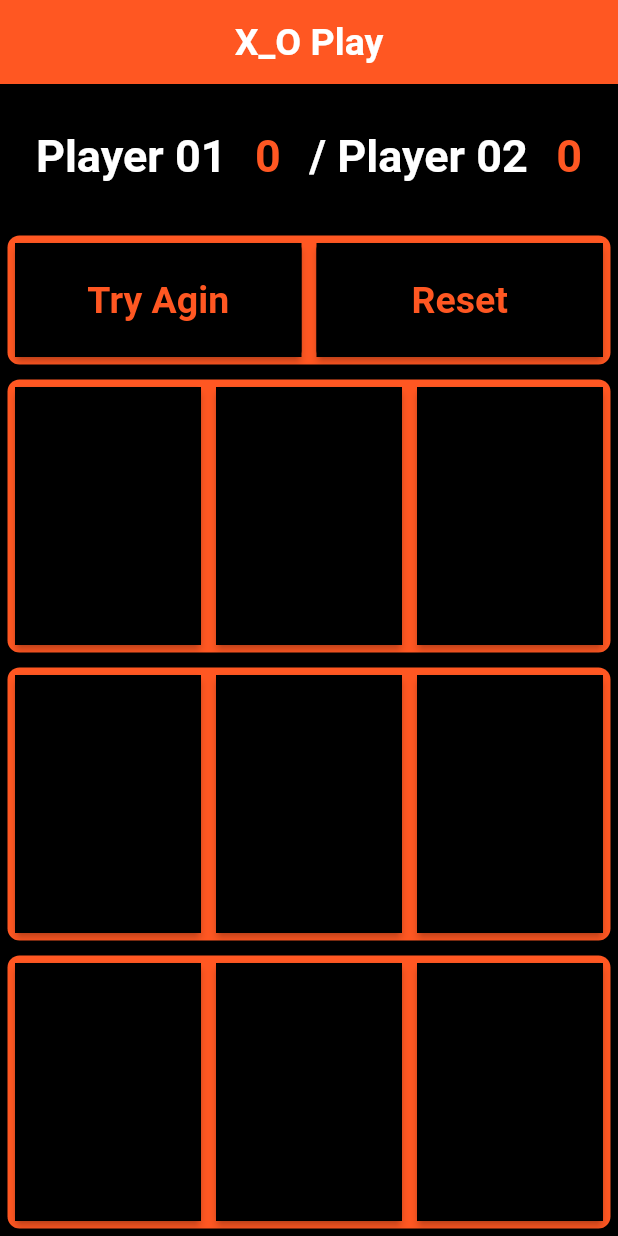
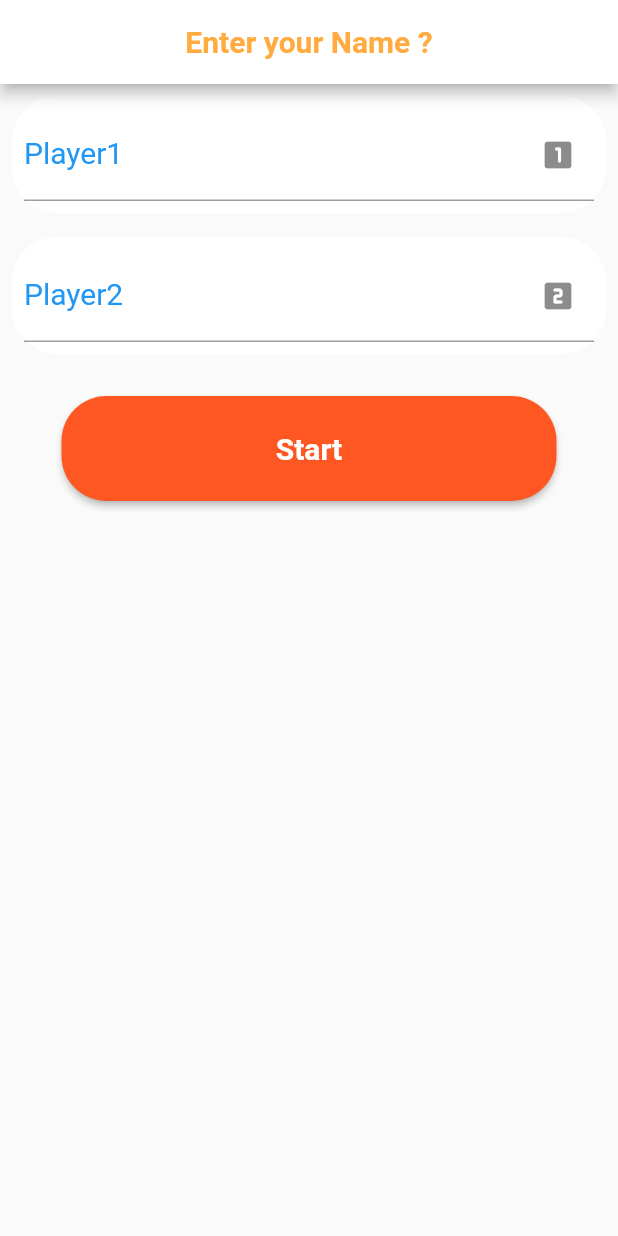
Before and after one commit to moooooo007/xo_game, a Flutter app: the screen it shows after launch, on a phone screen of 412 x 824 dp. Run offline on Flutter 3.47's test engine with Material 2 defaults, Android fonts, the phone set to English and light mode, and no system bars.

Commit message:
login Screen

```diff
--- a/lib/XO_Play/Button.dart
+++ b/lib/XO_Play/Button.dart
@@ -23,7 +23,7 @@ class Button extends StatelessWidget {
              ButtonClick(index);
             },
 
-            child: Text("$namebutton",style: TextStyle(fontSize: 25,fontWeight: FontWeight.bold,color: Colors.deepOrange),),
+            child: Text("$namebutton",style: TextStyle(fontSize: 25,fontWeight: FontWeight.bold,color: namebutton == "X" ?Colors.deepOrange:Colors.white),),
 
           ),
     ),
--- a/lib/XO_Play/PlayScreen.dart
+++ b/lib/XO_Play/PlayScreen.dart
@@ -2,23 +2,31 @@ import 'package:flutter/cupertino.dart';
 import 'package:flutter/material.dart';
 import 'package:xo_game/XO_Play/Button.dart';
 import 'package:xo_game/XO_Play/resetbutton.dart';
+
 class PlayScreen extends StatefulWidget {
+
     @override
   State<PlayScreen> createState() => _PlayScreenState();
 }
 
 class _PlayScreenState extends State<PlayScreen> {
+  static var RouteName = "PlayScreen";
   List <String> symbol = ["","","","","","","","",""];
   int player1 = 0;
   int player2 = 0;
-  @override
+  String? playername1;
+  String? playername2;
+   @override
   Widget build(BuildContext context) {
+     var args = ModalRoute.of(context)?.settings.arguments as playarscreengs ;
+     playername1 = args.player1name;
+     playername2 = args.player2name;
     return MaterialApp(
       home: Scaffold(
         backgroundColor: Colors.black,
        appBar: AppBar(
           backgroundColor: Colors.deepOrange,
-          title: Text("X_O Play",style: TextStyle(fontSize: 25,fontWeight: FontWeight.bold),),
+          title: const Text("X_O Play",style: TextStyle(fontSize: 25,fontWeight: FontWeight.bold),),
           centerTitle: true,
         ),
         body: (
@@ -28,7 +36,7 @@ class _PlayScreenState extends State<PlayScreen> {
           flex: 1,
           child: Container(
             height: 40,
-            margin: EdgeInsets.all(5),
+            margin: const EdgeInsets.all(5),
             alignment: Alignment.center,
             decoration: BoxDecoration(
               color: Colors.black,
@@ -38,10 +46,10 @@ class _PlayScreenState extends State<PlayScreen> {
               mainAxisAlignment: MainAxisAlignment.spaceEvenly,
                             children: [
 
-              Text("Player 01",style: TextStyle(fontSize: 30,fontWeight: FontWeight.bold,color: Colors.white,),textAlign: TextAlign.center,),
-              Text("$player1",style: TextStyle(fontSize: 30,fontWeight: FontWeight.bold,color: Colors.deepOrange),textAlign: TextAlign.center,),
-              Text("/ Player 02",style: TextStyle(fontSize: 30,fontWeight: FontWeight.bold,color: Colors.white),textAlign: TextAlign.center,),
-              Text("$player2",style: TextStyle(fontSize: 30,fontWeight: FontWeight.bold,color: Colors.deepOrange),textAlign: TextAlign.center,)
+              Text("$playername1",style: const TextStyle(fontSize: 30,fontWeight: FontWeight.bold,color: Colors.white,),textAlign: TextAlign.center,),
+              Text("$player1",style: const TextStyle(fontSize: 30,fontWeight: FontWeight.bold,color: Colors.deepOrange),textAlign: TextAlign.center,),
+              Text("/ $playername2",style: const TextStyle(fontSize: 30,fontWeight: FontWeight.bold,color: Colors.white),textAlign: TextAlign.center,),
+              Text("$player2",style: const TextStyle(fontSize: 30,fontWeight: FontWeight.bold,color: Colors.deepOrange),textAlign: TextAlign.center,)
 
             ],
       ),
@@ -51,7 +59,7 @@ class _PlayScreenState extends State<PlayScreen> {
           flex: 1,
               child: Container(
                 height: 40,
-                margin: EdgeInsets.all(5),
+                margin: const EdgeInsets.all(5),
                 alignment: Alignment.center,
                 decoration: BoxDecoration(
                     color: Colors.deepOrange,
@@ -66,11 +74,41 @@ class _PlayScreenState extends State<PlayScreen> {
                 ),
               ),
             ),
+        Expanded(child: Row(
+          mainAxisAlignment: MainAxisAlignment.spaceEvenly,
+          children: [
+            Container(
+              width: 100,
+              height: 80,
+              padding: const EdgeInsets.all(20),
+              child: Expanded(
+                child: ElevatedButton(
+                  style: ElevatedButton.styleFrom(
+                    onPrimary: Colors.white,
+                    primary: Colors.deepOrange,
+                    minimumSize: const Size(330, 70),
+                    shape: const RoundedRectangleBorder(
+                      borderRadius: BorderRadius.all(
+                        Radius.circular(30),
+                      ),
+                    ),
+                  ),
+                  onPressed: (){
+                    Navigator.pushNamed(context, "login",
+                        arguments:playarscreengs(player1name: "", player2name: "") );
+                  },
+                  child: const Text("New Game",style: TextStyle(fontSize: 20,fontWeight: FontWeight.bold),),
+                ),
+              ),
+            ),
+          ],
+        )),
+
         Expanded(
               flex: 2,
               child: Container(
                 height: 40,
-                margin: EdgeInsets.all(5),
+                margin: const EdgeInsets.all(5),
                 alignment: Alignment.center,
                 decoration: BoxDecoration(
                     color: Colors.deepOrange,
@@ -90,7 +128,7 @@ class _PlayScreenState extends State<PlayScreen> {
           flex: 2,
               child: Container(
                 height: 40,
-                margin: EdgeInsets.all(5),
+                margin: const EdgeInsets.all(5),
                 alignment: Alignment.center,
                 decoration: BoxDecoration(
                     color: Colors.deepOrange,
@@ -111,7 +149,7 @@ class _PlayScreenState extends State<PlayScreen> {
           flex: 2,
               child: Container(
                 height: 40,
-                margin: EdgeInsets.all(5),
+                margin: const EdgeInsets.all(5),
                 alignment: Alignment.center,
                 decoration: BoxDecoration(
                     color: Colors.deepOrange,
@@ -127,6 +165,7 @@ class _PlayScreenState extends State<PlayScreen> {
                 ),
               ),
             ),
+
           ],
         )
         ),
@@ -199,5 +238,11 @@ class _PlayScreenState extends State<PlayScreen> {
     counter=0;
     setState(() {
     });
+
   }
 }
+class playarscreengs{
+   String player1name;
+   String player2name;
+  playarscreengs({required this.player1name,required this.player2name});
+}
--- /dev/null
+++ b/lib/XO_Play/login.dart
@@ -0,0 +1,103 @@
+import 'package:flutter/material.dart';
+import 'package:xo_game/XO_Play/PlayScreen.dart';
+
+class login extends StatelessWidget {
+  static const RouteName = "login";
+ String players1="";
+ String players2="";
+
+  @override
+  Widget build(BuildContext context) {
+    return
+      MaterialApp(
+        home: Scaffold(
+        appBar: AppBar(
+        backgroundColor: Colors.white,
+        centerTitle: true,
+        title: const Text(
+          "Enter your Name ?",
+          style: TextStyle(
+              color: Colors.orangeAccent,
+              fontSize: 20,
+              fontWeight: FontWeight.bold),
+        ),
+      ),
+            body: Column(
+            children: [
+            Padding(
+            padding: const EdgeInsets.all(8.0),
+          child: Container(
+            decoration: BoxDecoration(
+                borderRadius: BorderRadius.circular(30), color: Colors.white),
+            child: Padding(
+              padding: const EdgeInsets.all(8.0),
+              child: TextField(
+                onChanged:(text){
+                  players1 = text;
+                } ,
+
+                decoration: InputDecoration(
+                    fillColor: Colors.white,
+                    suffixIcon: Icon(Icons.looks_one_rounded),
+                    labelText: ("Player1"),
+                    labelStyle: TextStyle(
+                        backgroundColor: Colors.white,
+                        fontSize: 20,
+                        color: Colors.blue)),
+              ),
+            ),
+          ),
+        ),
+            Padding(
+                padding: const EdgeInsets.all(8.0),
+                child: Container(
+                  decoration: BoxDecoration(
+                      borderRadius: BorderRadius.circular(30), color: Colors.white),
+                  child: Padding(
+                    padding: const EdgeInsets.all(8.0),
+                    child: TextField(
+                      onChanged:(text){
+                        players2 = text;
+                      } ,
+
+                      decoration: InputDecoration(
+                          fillColor: Colors.white,
+                          suffixIcon: Icon(Icons.looks_two_rounded),
+                          labelText: ("Player2"),
+                          labelStyle: TextStyle(
+                              backgroundColor: Colors.white,
+                              fontSize: 20,
+                              color: Colors.blue)),
+                    ),
+                  ),
+                ),
+              ),
+              Container(
+                padding: EdgeInsets.all(20),
+                child: Expanded(
+                  child: ElevatedButton(
+                    style: ElevatedButton.styleFrom(
+                      onPrimary: Colors.white,
+                      primary: Colors.deepOrange,
+                      minimumSize: const Size(330, 70),
+                      shape: const RoundedRectangleBorder(
+                        borderRadius: BorderRadius.all(
+                          Radius.circular(30),
+                        ),
+                      ),
+                    ),
+                    onPressed: (){
+                      Navigator.pushNamed(context, "PlayScreen",
+                          arguments:playarscreengs(player1name: players1, player2name: players2) );
+                    },
+                    child: Text("Start",style: TextStyle(fontSize: 20,fontWeight: FontWeight.bold),),
+                  ),
+                ),
+              ),
+
+          ],
+        ),
+        )
+      );
+  }
+}
--- a/lib/main.dart
+++ b/lib/main.dart
@@ -1,14 +1,22 @@
 import 'package:flutter/material.dart';
+import 'package:xo_game/XO_Play/login.dart';
 import 'package:xo_game/XO_Play/PlayScreen.dart';
+
 class MyApp extends StatelessWidget {
   const MyApp({Key? key}) : super(key: key);
 
   @override
   Widget build(BuildContext context) {
+
     return MaterialApp(
       debugShowCheckedModeBanner: false,
       debugShowMaterialGrid: false,
-      home:PlayScreen() ,
+      initialRoute: "login",
+      routes : {
+          "PlayScreen" : (_)=> PlayScreen(),
+          "login" : (_)=> login(),
+    } ,
+
     );
   }
 }
```
